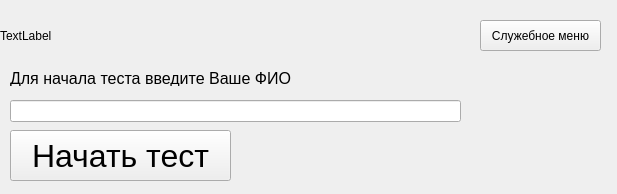
This is temp_ui/mainwindow.ui in Saatarko/Auduit_test as Qt 5 draws it before an edit. The edited form follows.
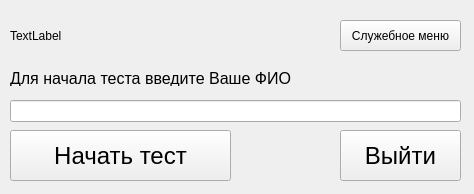
This is the edited form.

```diff
--- a/temp_ui/mainwindow.ui
+++ b/temp_ui/mainwindow.ui
@@ -6,7 +6,7 @@
    <rect>
     <x>0</x>
     <y>0</y>
-    <width>617</width>
+    <width>474</width>
     <height>194</height>
    </rect>
   </property>
@@ -25,7 +25,7 @@
     </property>
     <property name="font">
      <font>
-      <pointsize>24</pointsize>
+      <pointsize>18</pointsize>
      </font>
     </property>
     <property name="text">
@@ -35,7 +35,7 @@
    <widget class="QPushButton" name="btn_go_menu">
     <property name="geometry">
      <rect>
-      <x>480</x>
+      <x>340</x>
       <y>20</y>
       <width>121</width>
       <height>31</height>
@@ -76,7 +76,7 @@
    <widget class="QLabel" name="label_logo">
     <property name="geometry">
      <rect>
-      <x>0</x>
+      <x>10</x>
       <y>0</y>
       <width>191</width>
       <height>71</height>
@@ -86,6 +86,24 @@
      <string>TextLabel</string>
     </property>
    </widget>
+   <widget class="QPushButton" name="btnclose">
+    <property name="geometry">
+     <rect>
+      <x>340</x>
+      <y>130</y>
+      <width>121</width>
+      <height>51</height>
+     </rect>
+    </property>
+    <property name="font">
+     <font>
+      <pointsize>18</pointsize>
+     </font>
+    </property>
+    <property name="text">
+     <string>Выйти</string>
+    </property>
+   </widget>
   </widget>
  </widget>
  <resources/>
```
